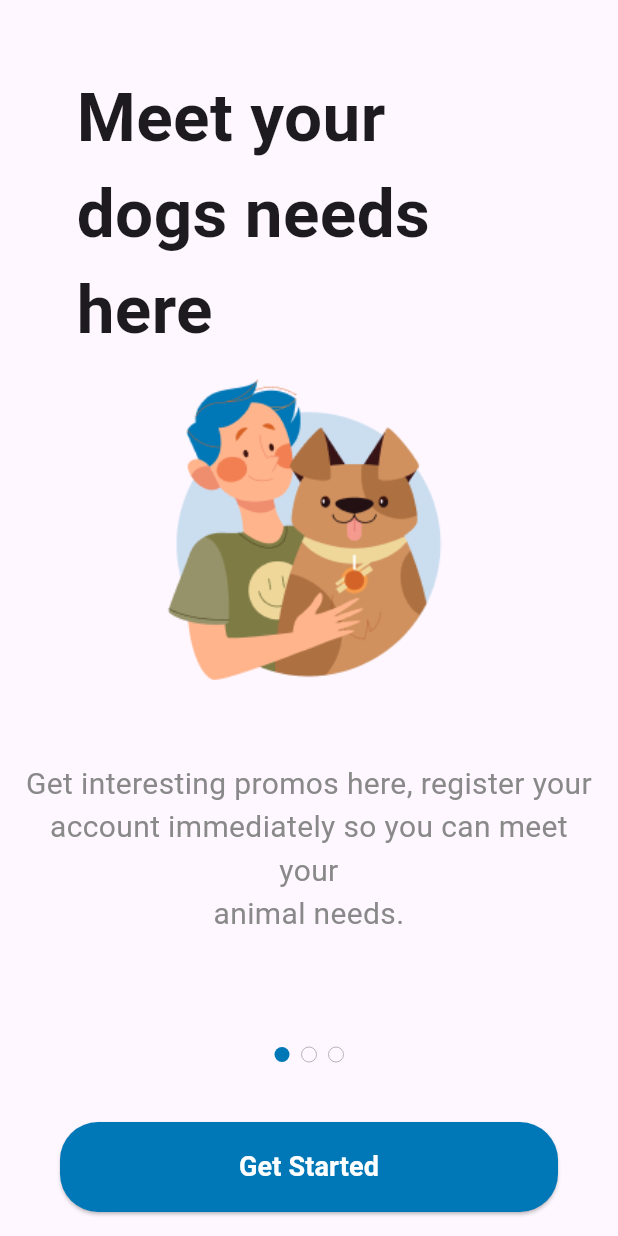
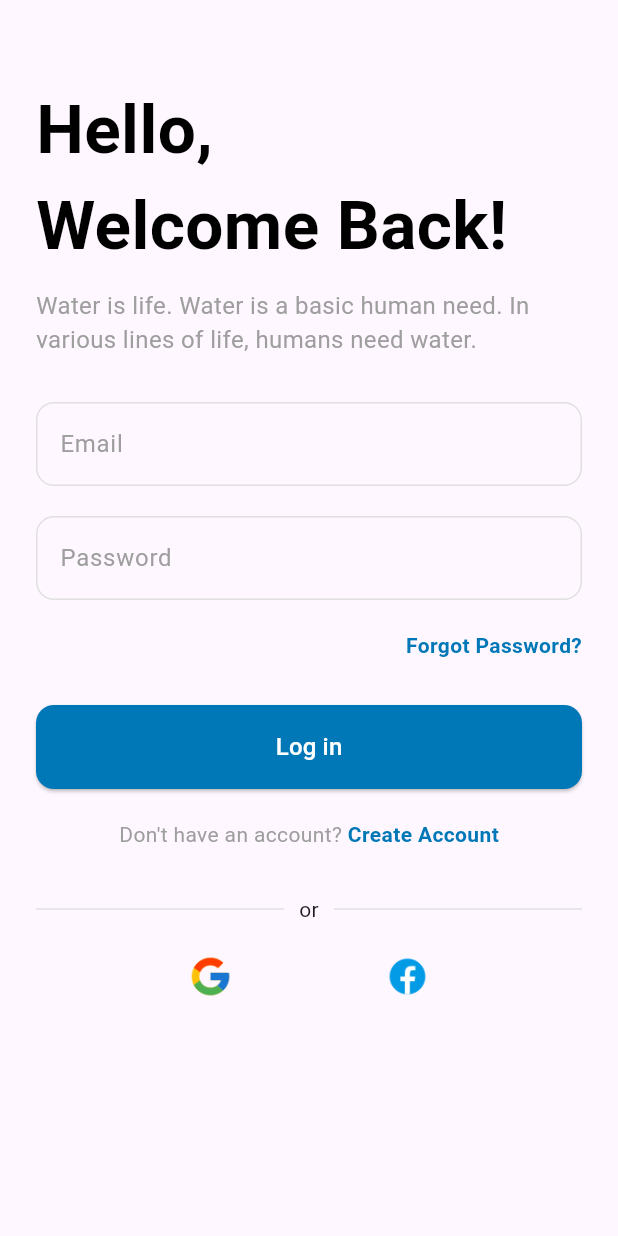
Before and after one commit to kavindumal/dog_nutrition_app, a Flutter app: the screen it shows after launch, on a phone screen of 412 x 824 dp. Run offline on Flutter 3.47's test engine with Material 3 defaults, Android fonts, the phone set to English and light mode, and no system bars; drawn by our look-alikes of smooth_page_indicator.

Commit message:
Login page UI updated

```diff
--- a/lib/main.dart
+++ b/lib/main.dart
@@ -1,4 +1,5 @@
-import 'package:dog_nutrition_app/pages/SignupPage.dart';
+import 'package:dog_nutrition_app/pages/LoginPage.dart';
+import 'package:dog_nutrition_app/pages/WelcomePage.dart';
 import 'package:flutter/material.dart';
 
 void main() {
@@ -16,7 +17,7 @@ class MyApp extends StatelessWidget {
         colorScheme: ColorScheme.fromSeed(seedColor: Colors.deepPurple),
         useMaterial3: true,
       ),
-      home: SignupPage(),
+      home: GetStartedPage(),
     );
   }
 }
--- /dev/null
+++ b/lib/pages/LoginPage.dart
@@ -0,0 +1,169 @@
+import 'package:flutter/material.dart';
+
+class GetStartedPage extends StatefulWidget {
+  @override
+  _GetStartedPageState createState() => _GetStartedPageState();
+}
+
+class _GetStartedPageState extends State<GetStartedPage> {
+  final _formKey = GlobalKey<FormState>();
+  bool _termsAccepted = false;
+
+  @override
+  Widget build(BuildContext context) {
+    return Scaffold(
+      body: SingleChildScrollView(
+        padding: const EdgeInsets.all(24.0),
+        child: Form(
+          key: _formKey,
+          child: Column(
+            crossAxisAlignment: CrossAxisAlignment.start,
+            children: <Widget>[
+              SizedBox(height: 30),
+              Text(
+                'Hello,\nWelcome Back!',
+                style: TextStyle(
+                  fontSize: 45,
+                  fontWeight: FontWeight.bold,
+                  color: Colors.black,
+                ),
+              ),
+              SizedBox(height: 10),
+              Text(
+                'Water is life. Water is a basic human need. In various lines of life, humans need water.',
+                style: TextStyle(
+                  fontSize: 16,
+                  color: Colors.grey,
+                ),
+              ),
+              SizedBox(height: 30),
+              TextFormField(
+                decoration: InputDecoration(
+                  hintText: 'Email',
+                  hintStyle: TextStyle(color: Colors.grey),
+                  enabledBorder: OutlineInputBorder(
+                    borderSide: BorderSide(color: Colors.grey.shade300),
+                    borderRadius: BorderRadius.circular(12),
+                  ),
+                  focusedBorder: OutlineInputBorder(
+                    borderSide: BorderSide(color: Color(0xFF0077B6)),
+                    borderRadius: BorderRadius.circular(12),
+                  ),
+                ),
+                keyboardType: TextInputType.emailAddress,
+              ),
+              SizedBox(height: 20),
+              TextFormField(
+                decoration: InputDecoration(
+                  hintText: 'Password',
+                  hintStyle: TextStyle(color: Colors.grey),
+                  enabledBorder: OutlineInputBorder(
+                    borderSide: BorderSide(color: Colors.grey.shade300),
+                    borderRadius: BorderRadius.circular(12),
+                  ),
+                  focusedBorder: OutlineInputBorder(
+                    borderSide: BorderSide(color: Color(0xFF0077B6)),
+                    borderRadius: BorderRadius.circular(12),
+                  ),
+                ),
+                obscureText: true,
+              ),
+              SizedBox(height: 20),
+              Align(
+                alignment: Alignment.centerRight,
+                child: GestureDetector(
+                  onTap: () {
+                    // Forgot Password Screen
+                  },
+                  child: Text(
+                    'Forgot Password?',
+                    style: TextStyle(
+                      color: Color(0xFF0077B6),
+                      fontWeight: FontWeight.bold,
+                    ),
+                  ),
+                ),
+              ),
+              SizedBox(height: 30),
+              SizedBox(
+                width: double.infinity,
+                height: 56,
+                child: ElevatedButton(
+                  onPressed: () {
+                    // Sign In
+                  },
+                  style: ElevatedButton.styleFrom(
+                    backgroundColor: Color(0xFF0077B6),
+                    shape: RoundedRectangleBorder(
+                      borderRadius: BorderRadius.circular(12),
+                    ),
+                  ),
+                  child: Text(
+                    'Log in',
+                    style: TextStyle(color: Colors.white, fontSize: 16),
+                  ),
+                ),
+              ),
+              SizedBox(height: 20),
+              Row(
+                mainAxisAlignment: MainAxisAlignment.center,
+                children: <Widget>[
+                  Text(
+                    'Don\'t have an account?',
+                    style: TextStyle(color: Colors.grey),
+                  ),
+                  GestureDetector(
+                    onTap: () {
+                      // Navigate to Signup Page
+                    },
+                    child: Text(
+                      ' Create Account',
+                      style: TextStyle(
+                        color: Color(0xFF0077B6),
+                        fontWeight: FontWeight.bold,
+                      ),
+                    ),
+                  ),
+                ],
+              ),
+              SizedBox(height: 30),
+              Row(
+                children: <Widget>[
+                  Expanded(
+                    child: Divider(color: Colors.grey.shade300),
+                  ),
+                  Padding(
+                    padding: const EdgeInsets.symmetric(horizontal: 10),
+                    child: Text('or'),
+                  ),
+                  Expanded(
+                    child: Divider(color: Colors.grey.shade300),
+                  ),
+                ],
+              ),
+              SizedBox(height: 20),
+              // Social Buttons
+              Row(
+                mainAxisAlignment: MainAxisAlignment.spaceEvenly,
+                children: <Widget>[
+                  GestureDetector(
+                    onTap: () {
+                      // Google Sign In
+                    },
+                    child: Image.asset('assets/icon/google_icon.png', height: 30),
+                  ),
+                  GestureDetector(
+                    onTap: () {
+                      // Facebook Sign In
+                    },
+                    child: Image.asset('assets/icon/facebook_icon.png', height: 30),
+                  ),
+                ],
+              ),
+            ],
+          ),
+        ),
+      ),
+    );
+  }
+}
--- a/lib/pages/SignupPage.dart
+++ b/lib/pages/WelcomePage.dart
@@ -1,3 +1,4 @@
+import 'package:dog_nutrition_app/pages/LoginPage.dart';
 import 'package:flutter/material.dart';
 import 'package:smooth_page_indicator/smooth_page_indicator.dart';
 
@@ -251,7 +252,10 @@ class SignupPage extends StatelessWidget {
                 height: 60,
                 child: ElevatedButton(
                   onPressed: () {
-                    // Handle Get Started action
+                    Navigator.push(
+                      context,
+                      MaterialPageRoute(builder: (context) => GetStartedPage()),
+                    );
                   },
                   style: ElevatedButton.styleFrom(
                     backgroundColor: Color(0xFF0077B6),
--- a/pubspec.yaml
+++ b/pubspec.yaml
@@ -61,6 +61,7 @@ flutter:
 
   assets:
     - assets/images_ui/
+    - assets/icon/
 
   # To add assets to your application, add an assets section, like this:
   # assets:
```
Also changed, not shown: assets/icon/facebook_icon.png (added), assets/icon/google_icon.png (added).
